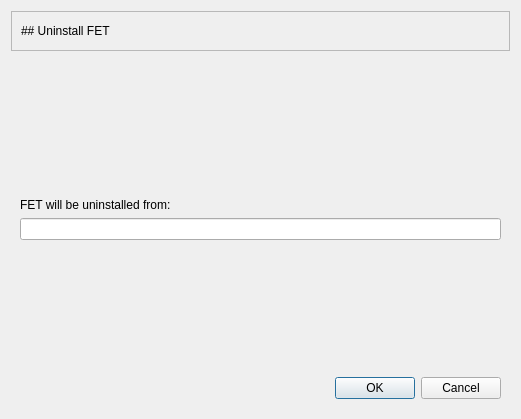
Above: LinuxInstaller/uninstaller/uninstaller.ui from gradgrind/fetinstaller before the change. Below: the same form after it.
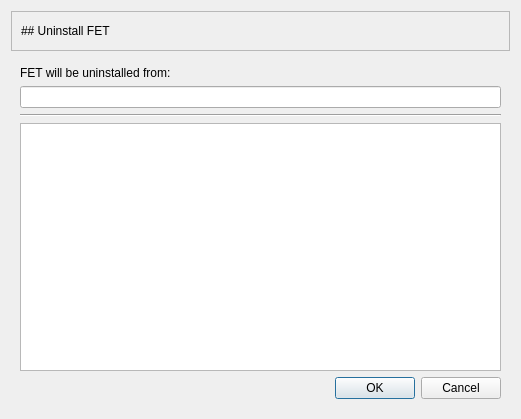
That is the form after the change. Icons and pictures are not drawn.

```diff
--- a/LinuxInstaller/uninstaller/uninstaller.ui
+++ b/LinuxInstaller/uninstaller/uninstaller.ui
@@ -21,22 +21,6 @@
      </property>
      <widget class="QWidget" name="page_1">
       <layout class="QVBoxLayout" name="verticalLayout">
-       <item>
-        <spacer name="verticalSpacer_4">
-         <property name="orientation">
-          <enum>Qt::Orientation::Vertical</enum>
-         </property>
-         <property name="sizeType">
-          <enum>QSizePolicy::Policy::MinimumExpanding</enum>
-         </property>
-         <property name="sizeHint" stdset="0">
-          <size>
-           <width>20</width>
-           <height>40</height>
-          </size>
-         </property>
-        </spacer>
-       </item>
        <item>
         <widget class="QLabel" name="label_page_1">
          <property name="sizePolicy">
@@ -64,20 +48,18 @@
         </widget>
        </item>
        <item>
-        <spacer name="verticalSpacer">
+        <widget class="Line" name="line">
          <property name="orientation">
-          <enum>Qt::Orientation::Vertical</enum>
+          <enum>Qt::Orientation::Horizontal</enum>
          </property>
-         <property name="sizeType">
-          <enum>QSizePolicy::Policy::MinimumExpanding</enum>
+        </widget>
+       </item>
+       <item>
+        <widget class="QPlainTextEdit" name="filesReport">
+         <property name="styleSheet">
+          <string notr="true">color: rgb(224, 27, 36);</string>
          </property>
-         <property name="sizeHint" stdset="0">
-          <size>
-           <width>20</width>
-           <height>40</height>
-          </size>
-         </property>
-        </spacer>
+        </widget>
        </item>
        <item>
         <widget class="QDialogButtonBox" name="buttonBox_1">
```
